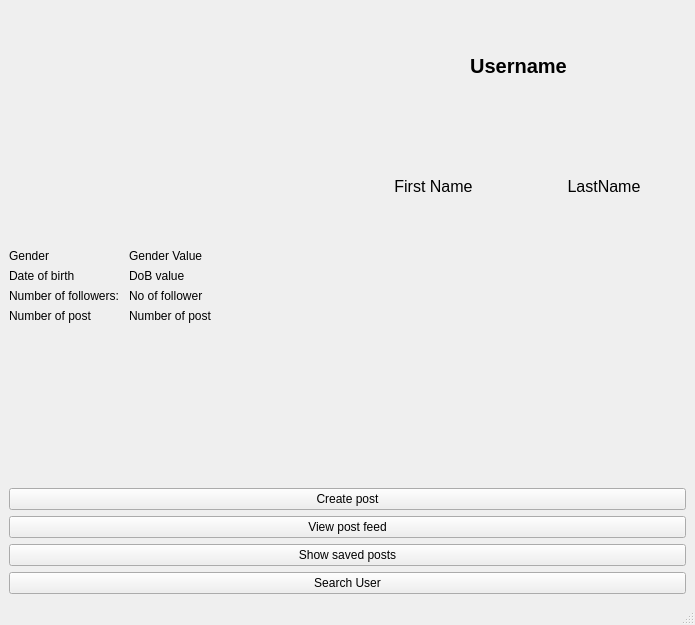
Qt form profile.ui (hoangphuc05/social_media_1) before a commit.
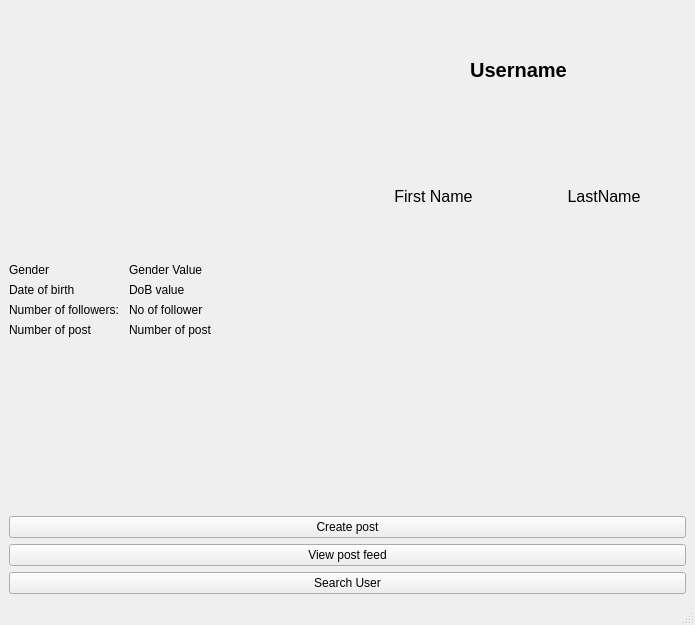
The same form after that commit. Icons and pictures are not drawn.

Commit message: delete save post

Patch:
```diff
--- a/profile.ui
+++ b/profile.ui
@@ -171,13 +171,6 @@
           </property>
          </widget>
         </item>
-        <item>
-         <widget class="QPushButton" name="followUserButton">
-          <property name="text">
-           <string>Show saved posts</string>
-          </property>
-         </widget>
-        </item>
         <item>
          <widget class="QPushButton" name="searchButton">
           <property name="text">
```
The commit also changes 1 other file.
